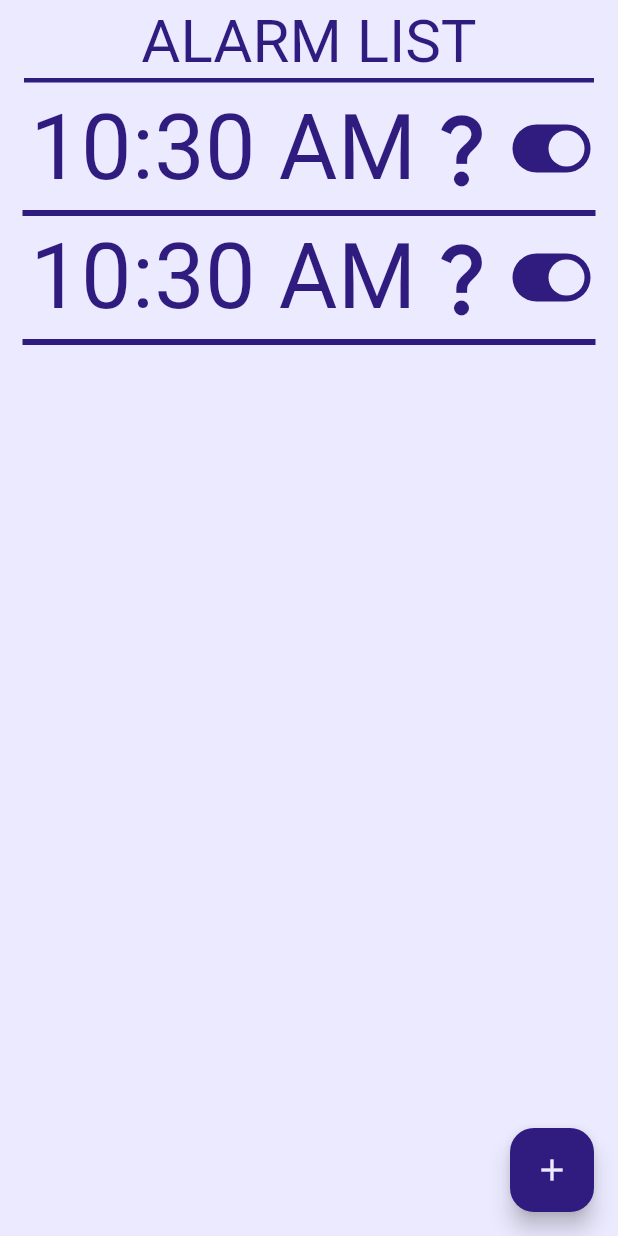
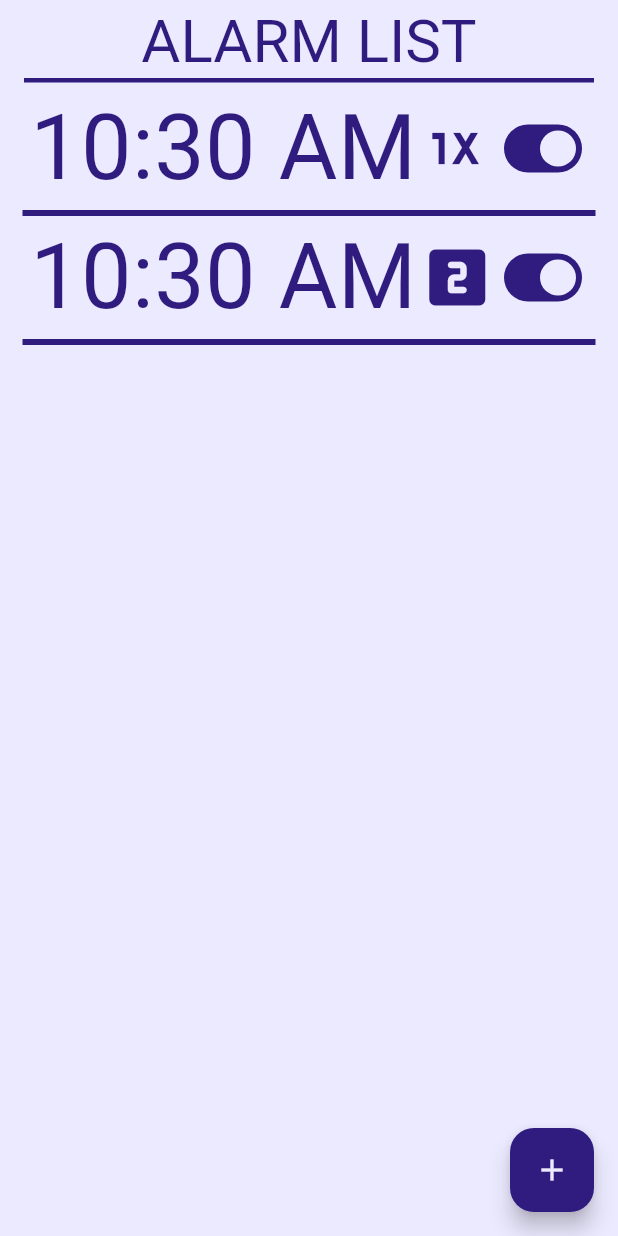
Before and after one commit to NickAlexeev4488/budilnik, a Flutter app: the alarmList screen opened directly, on a phone screen of 412 x 824 dp. Run offline on Flutter 3.47's test engine with Material 3 defaults, Android fonts, the phone set to English and light mode, and no system bars.

Commit message:
add task icons

```diff
--- a/lib/Icons.dart
+++ b/lib/Icons.dart
@@ -8,16 +8,21 @@ const Icon IconAddAlarmClock = const Icon(
   color: ColorBackground,
 );
 
+const List allTaskIcons = [
   // поменяйте названия если там у задач другие названия, и возможно нужно их в 1 массив запихнуть
-const Icon IconTaskLVL1 = const Icon(
+  Icon(
     Icons.one_x_mobiledata,
     color: ColorMain1,      // TODO заменить или убрать цвет
-);
-const Icon IconTaskLVL2 = const Icon(
+    size: 50,
+  ),
+  Icon(
     Icons.looks_two_rounded,
     color: ColorMain1,      // TODO заменить или убрать цвет
-);
-const Icon IconTaskLVL3 = const Icon(
+    size: 50,
+  ),
+  Icon(
     Icons.three_g_mobiledata,
     color: ColorMain1,      // TODO заменить или убрать цвет
-);
+    size: 50,
+  ),
+];
--- a/lib/alarmList/AlarmList.dart
+++ b/lib/alarmList/AlarmList.dart
@@ -16,8 +16,8 @@ class _alarmListState extends State<alarmList> {
   void initState() {
     super.initState();
     TimeOfDay? now = TimeOfDay.now();
-    alarmClockList.add(AlarmClockCard(alarmClockTime: now, alarmClockTask: 0));
-    alarmClockList.add(AlarmClockCard(alarmClockTime: now, alarmClockTask: 0));
+    alarmClockList.add(AlarmClockCard(alarmClockTime: now, idAlarmClockTask: 0));
+    alarmClockList.add(AlarmClockCard(alarmClockTime: now, idAlarmClockTask: 1));
   }
 
   @override
@@ -59,7 +59,7 @@ class _alarmListState extends State<alarmList> {
       floatingActionButton: FloatingActionButton(
         backgroundColor: ColorButton,
         onPressed: () async {
-          AlarmClockCard newAlarmClockCard = AlarmClockCard(alarmClockTime: TimeOfDay.now(), alarmClockTask: 0);
+          AlarmClockCard newAlarmClockCard = AlarmClockCard(alarmClockTime: TimeOfDay.now(), idAlarmClockTask: 0);
           bool flagUpdate = await newAlarmClockCard.setAlarmClockTimeFromTimePicker(context);
           if (flagUpdate) {
             flagUpdate = await newAlarmClockCard.setAlarmClockTaskFromTaskPicker(context);
--- a/lib/alarmList/Widgets/AlarmClockCard.dart
+++ b/lib/alarmList/Widgets/AlarmClockCard.dart
@@ -5,10 +5,14 @@ import 'package:budilnik/alarmList/Widgets/BrLine.dart';
 import 'package:budilnik/alarmList/Widgets/MySwitch.dart';
 
 class AlarmClockCard extends StatefulWidget {
+//  MySwitch switch = MySwitch();
+  bool alarmClockState = true;
+
   TimeOfDay alarmClockTime;
-  var alarmClockTask; // TODO изменить vat на название класса или энума
+  int idAlarmClockTask; // TODO изменить vat на название класса или энума
 
-  AlarmClockCard({super.key, required this.alarmClockTime, required this.alarmClockTask});
+
+  AlarmClockCard({super.key, required this.alarmClockTime, required this.idAlarmClockTask});
 
   // вызывает окно с выбором времени. Не забудь про setStatus()
   Future<bool> setAlarmClockTimeFromTimePicker(BuildContext context) async {
@@ -16,7 +20,7 @@ class AlarmClockCard extends StatefulWidget {
       context: context,
       initialTime: alarmClockTime,
     );
-    if (selectedAlarmClockTime != null && selectedAlarmClockTime != alarmClockTime) {
+    if (selectedAlarmClockTime != null) {
       alarmClockTime = selectedAlarmClockTime;
       return true;
     }
@@ -25,7 +29,7 @@ class AlarmClockCard extends StatefulWidget {
 
   // вызывает окно с выбором задачи. Не забудь про setStatus()
   Future<bool> setAlarmClockTaskFromTaskPicker(BuildContext context) async {
-    var selectedAlarmClockTask = alarmClockTask;
+    int selectedIdAlarmClockTask = idAlarmClockTask;
     showDialog(
         context: context,
         builder: (BuildContext context) {
@@ -37,15 +41,26 @@ class AlarmClockCard extends StatefulWidget {
                 fontSize: 30,
               )
             ),
-            content: TextField(
-              onChanged: (String value) {
-                //print(value);
+            content: Container(
+              height: 300,
+              width: 100,
+              child: ListView.builder(
+                  itemCount: 3,
+                  itemBuilder: (BuildContext context, int index) {
+                    return IconButton(
+                      //icon: Icon(Icons.question_mark),
+                      //icon: index == selectedIdAlarmClockTask ? const Icon(Icons.question_mark) : allTaskIcons[index],
+                      icon: allTaskIcons[index],
+                      onPressed: (){
+                        selectedIdAlarmClockTask = index;
                       },
+                    );
+                  }),
             ),
             actions: [
               ElevatedButton(
                   onPressed: () {
-                    selectedAlarmClockTask = alarmClockTask;  // отменить изменения
+                    selectedIdAlarmClockTask = -1;  // отменить изменения
                     Navigator.of(context).pop();
                   },
                   child: const Text(
@@ -69,8 +84,8 @@ class AlarmClockCard extends StatefulWidget {
             ],
           );
         });
-    if (selectedAlarmClockTask != alarmClockTime) {
-      alarmClockTime = selectedAlarmClockTask;
+    if (selectedIdAlarmClockTask != -1) {
+      idAlarmClockTask = selectedIdAlarmClockTask;
       return true;
     }
     return false;
@@ -106,19 +121,31 @@ class _AlarmClockCardState extends State<AlarmClockCard> {
                 },
               ),
               GestureDetector(
-                child: const Icon(
-                  // TODO подставить иконку задачи
-                  Icons.question_mark,
-                  size: 60,
-                  color: ColorFont,
-                ),
+              child: allTaskIcons[widget.idAlarmClockTask],
+              // child: const Icon(
+              //   // TODO подставить иконку задачи
+              //   Icons.question_mark,
+              //   size: 60,
+              //   color: ColorFont,
+              // ),
               onTap: () {
               widget.setAlarmClockTaskFromTaskPicker(context).then((flagUpdate) {
               if (flagUpdate) setState(() {});
               });
               },
               ),
-              MySwitch(),
+              Switch(
+              //splashRadius: 500.0,
+              activeColor: ColorActiveSwitchThumb,
+              activeTrackColor: ColorActiveSwitchTrack,
+              inactiveThumbColor: ColorInactiveSwitchThumb,
+              inactiveTrackColor: ColorInactiveSwitchTrack,
+              value: widget.alarmClockState,
+              onChanged: (value) {
+                setState(() => widget.alarmClockState = value);
+                //scheduleNotification(widget.alarmClockTime);
+              },
+              ),
             ],
           )),
       Container(
```
Lines whose indentation alone changed are shown as unchanged.
